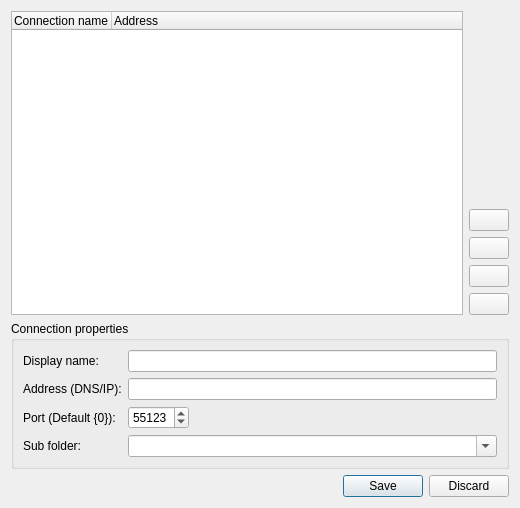
naruxde/revpicommander, file include/ui_dev/revpiplclist.ui: the form before one commit.
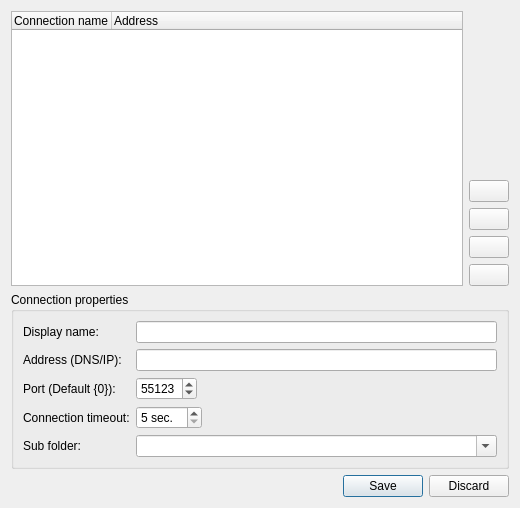
The form after the commit. Icons and pictures are not drawn.

Commit message: Add parameter to change connection timeout (default was and is 5 seconds)

```diff
--- a/include/ui_dev/revpiplclist.ui
+++ b/include/ui_dev/revpiplclist.ui
@@ -105,7 +105,7 @@
         </property>
        </widget>
       </item>
-      <item row="3" column="0">
+      <item row="4" column="0">
        <widget class="QLabel" name="lbl_folder">
         <property name="text">
          <string>Sub folder:</string>
@@ -151,7 +151,7 @@
         </property>
        </widget>
       </item>
-      <item row="3" column="1">
+      <item row="4" column="1">
        <widget class="QComboBox" name="cbb_folder">
         <property name="editable">
          <bool>true</bool>
@@ -163,6 +163,32 @@
         </item>
        </widget>
       </item>
+      <item row="3" column="0">
+       <widget class="QLabel" name="lbl_timeout">
+        <property name="text">
+         <string>Connection timeout:</string>
+        </property>
+       </widget>
+      </item>
+      <item row="3" column="1">
+       <widget class="QSpinBox" name="sbx_timeout">
+        <property name="sizePolicy">
+         <sizepolicy hsizetype="Maximum" vsizetype="Fixed">
+          <horstretch>0</horstretch>
+          <verstretch>0</verstretch>
+         </sizepolicy>
+        </property>
+        <property name="suffix">
+         <string> sec.</string>
+        </property>
+        <property name="minimum">
+         <number>5</number>
+        </property>
+        <property name="maximum">
+         <number>30</number>
+        </property>
+       </widget>
+      </item>
      </layout>
     </widget>
    </item>
```
The commit also changes 7 other files.
